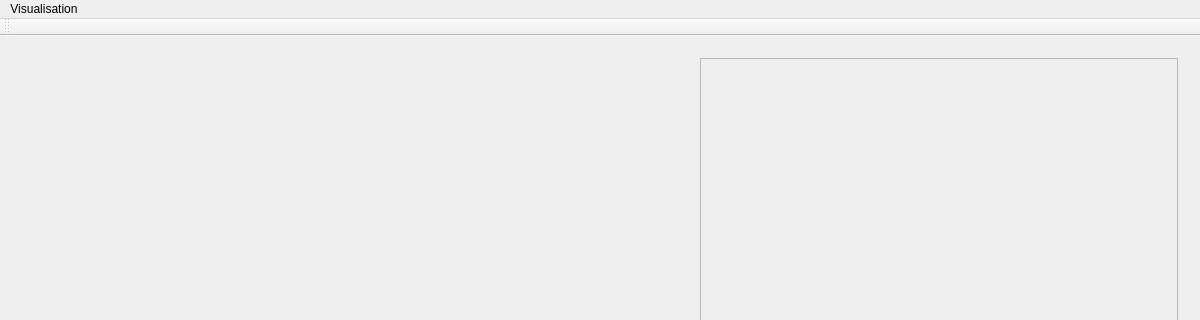
Above: view/mainwindow.ui from LarryMotaLavigne/ParticleFilterTracking before the change; both pictures show x 0 to 1200 and y 0 to 320 of the 1200 by 800 pixel window. Below: the same form after it.
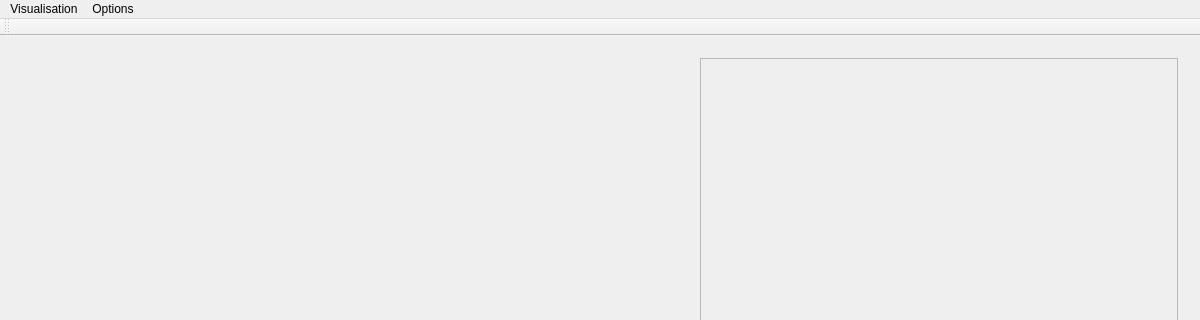
That is the form after the change. Icons and pictures are not drawn.

Commit message: - Configuration file - Help Windows - END

Patch:
```diff
--- a/view/mainwindow.ui
+++ b/view/mainwindow.ui
@@ -698,7 +698,14 @@
     <addaction name="action_openVideo"/>
     <addaction name="action_openAlgorithm"/>
    </widget>
+   <widget class="QMenu" name="menuHelp">
+    <property name="title">
+     <string>Options</string>
+    </property>
+    <addaction name="action_help"/>
+   </widget>
    <addaction name="menuVisualisation"/>
+   <addaction name="menuHelp"/>
   </widget>
   <widget class="QStatusBar" name="statusBar"/>
   <action name="action_openVideo">
```
Left out of the diff: 5 changed lines with no effect on the pictures. The commit also changes 19 other files.
